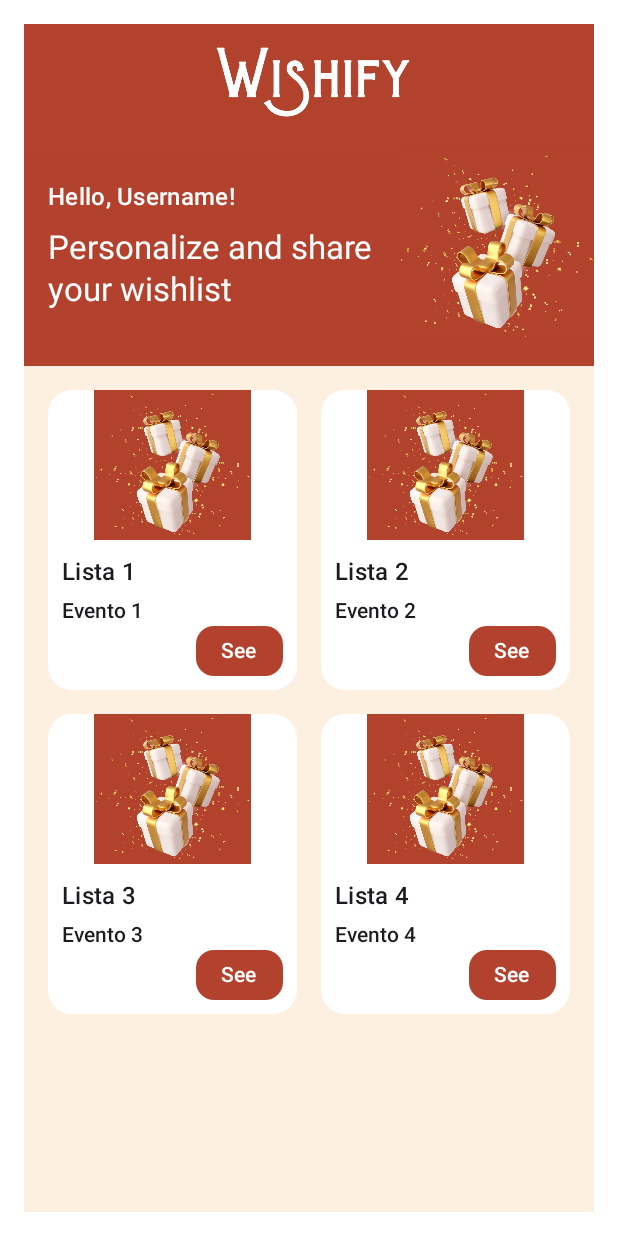
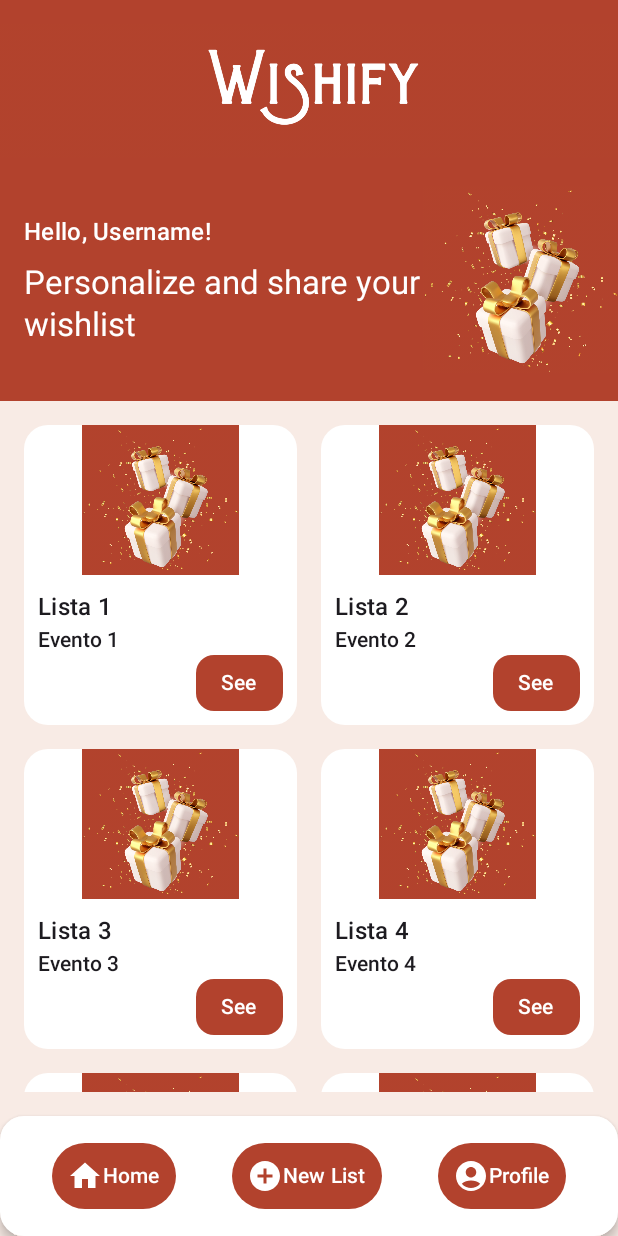
Before and after one commit to AleWWH1104/Proyecto_PPM, an Android app built with Jetpack Compose: the @Preview function MainLists, on a phone screen of 412 x 824 dp. Run offline under Robolectric (Android 15) with nearby library versions, the phone set to English and light mode, and no system bars.

Commit message:
pantalla de inicio y navBar

```diff
--- /dev/null
+++ b/app/src/main/java/com/wishify/proyecto_ppm/navigation/AppBar.kt
@@ -0,0 +1,62 @@
+package com.wishify.proyecto_ppm.navigation
+import androidx.compose.foundation.background
+import androidx.compose.foundation.layout.*
+import androidx.compose.foundation.shape.RoundedCornerShape
+import androidx.compose.material.icons.Icons
+import androidx.compose.material.icons.filled.*
+import androidx.compose.material3.*
+import androidx.compose.runtime.Composable
+import androidx.compose.ui.Alignment
+import androidx.compose.ui.Modifier
+import androidx.compose.ui.res.stringResource
+import androidx.compose.ui.tooling.preview.Preview
+import androidx.compose.ui.graphics.Color
+import com.wishify.proyecto_ppm.R
+import androidx.compose.ui.unit.dp
+import androidx.navigation.NavController
+import com.wishify.proyecto_ppm.ui.theme.AppTheme
+
+@Preview(showBackground = true)
+@Composable
+fun AppBar(){
+    Card(
+        shape = RoundedCornerShape(16.dp),
+        modifier = Modifier
+            .fillMaxWidth(),
+        elevation = CardDefaults.cardElevation(4.dp),
+        colors = CardDefaults.cardColors(containerColor = Color.White)
+    ) {
+        Row(
+            modifier = Modifier
+                .fillMaxWidth()
+                .padding(16.dp),
+            verticalAlignment = Alignment.CenterVertically,
+            horizontalArrangement = Arrangement.SpaceAround
+        ){
+            Button(
+                onClick = { /*TODO*/ },
+                colors = ButtonDefaults.buttonColors(Color(0xFFb2422d)),
+                contentPadding = PaddingValues(10.dp)
+            ) {
+                Icon(imageVector = Icons.Filled.Home, contentDescription = "")
+                Text(text=  stringResource(id = R.string.home), color = Color.White)
+            }
+            Button(
+                onClick = { /*TODO*/ },
+                contentPadding = PaddingValues(10.dp),
+                colors = ButtonDefaults.buttonColors(Color(0xFFb2422d))
+            ) {
+                Icon(imageVector = Icons.Filled.AddCircle, contentDescription = "")
+                Text(text=  stringResource(id = R.string.newList), color = Color.White)
+            }
+            Button(
+                onClick = { /*TODO*/ },
+                contentPadding = PaddingValues(10.dp),
+                colors = ButtonDefaults.buttonColors(Color(0xFFb2422d))
+            ){
+                Icon(imageVector = Icons.Filled.AccountCircle, contentDescription = "")
+                Text(text=  stringResource(id = R.string.profile), color = Color.White)
+            }
+        }
+    }
+}
--- a/app/src/main/java/com/wishify/proyecto_ppm/ui/wishLists/view/MainLists_Screen.kt
+++ b/app/src/main/java/com/wishify/proyecto_ppm/ui/wishLists/view/MainLists_Screen.kt
@@ -15,10 +15,12 @@ import androidx.compose.foundation.lazy.grid.items
 import androidx.compose.ui.Alignment
 import androidx.compose.ui.graphics.Color
 import androidx.compose.ui.res.painterResource
+import androidx.compose.ui.res.stringResource
 import androidx.compose.ui.text.style.TextAlign
 import com.wishify.proyecto_ppm.R
 import androidx.compose.ui.tooling.preview.Preview
 import androidx.compose.ui.unit.sp
+import com.wishify.proyecto_ppm.navigation.AppBar
 
 @Preview(showBackground = true)
 @Composable
@@ -27,24 +29,33 @@ fun MainLists() {
         Pair("Lista 1", "Evento 1"),
         Pair("Lista 2", "Evento 2"),
         Pair("Lista 3", "Evento 3"),
-        Pair("Lista 4", "Evento 4"),
+        Pair("Lista 4", "Evento 4") ,
+        Pair("Lista 1", "Evento 1"),
+        Pair("Lista 2", "Evento 2"),
+        Pair("Lista 3", "Evento 3"),
+        Pair("Lista 4", "Evento 4")
     )
+
+    Scaffold(
+        bottomBar = { AppBar() }
+    ) { paddingValues ->
         Column(
             modifier = Modifier
-            .padding(16.dp)
-            .background(Color(0xFFfef0e1)),
-        horizontalAlignment = Alignment.CenterHorizontally
+                .fillMaxSize()
+                .background(Color(0xFFf8ebe5))
+                .padding(paddingValues)
         ) {
             Column(
                 modifier = Modifier
                     .fillMaxWidth()
                     .background(Color(0xFFb2422d))
-        ){
+            ) {
                 Image(
                     painter = painterResource(id = R.drawable.logo),
                     contentDescription = "logo",
                     modifier = Modifier
                         .fillMaxWidth()
+                        .padding(vertical = 16.dp)
                 )
                 Row(
                     modifier = Modifier
@@ -64,7 +75,7 @@ fun MainLists() {
                             modifier = Modifier.padding(bottom = 8.dp)
                         )
                         Text(
-                        text = "Personalize and share your wishlist",
+                            text = stringResource(id = R.string.slogan),
                             style = MaterialTheme.typography.titleLarge,
                             color = Color.White
                         )
@@ -77,10 +88,13 @@ fun MainLists() {
                     )
                 }
             }
+
+            // Lista de tarjetas (usando LazyVerticalGrid)
             LazyVerticalGrid(
-            columns = GridCells.Fixed(2),  // 2 columnas
-            modifier = Modifier.fillMaxSize(),
-            contentPadding = PaddingValues(16.dp),
+                columns = GridCells.Fixed(2),
+                modifier = Modifier
+                    .fillMaxWidth()
+                    .padding(16.dp),  // Espaciado externo
                 verticalArrangement = Arrangement.spacedBy(16.dp),
                 horizontalArrangement = Arrangement.spacedBy(16.dp)
             ) {
@@ -88,10 +102,9 @@ fun MainLists() {
                     ListCard(nameList = item.first, event = item.second)
                 }
             }
-
         }
     }
-
+}
 @Composable
 fun ListCard(nameList: String, event: String) {
     Card(
@@ -121,7 +134,6 @@ fun ListCard(nameList: String, event: String) {
                 Text(
                     text = nameList,
                     style = MaterialTheme.typography.titleMedium,
-                    modifier = Modifier.padding(bottom = 4.dp)
                 )
                 Text(
                     text = event,
@@ -135,7 +147,7 @@ fun ListCard(nameList: String, event: String) {
                     contentPadding = PaddingValues(0.dp),
                     shape = RoundedCornerShape(12.dp)
                 ) {
-                    Text(text = "See")
+                    Text(text = stringResource(id = R.string.seeBtn), color= Color.White)
                 }
             }
         }
--- a/app/src/main/res/values/stringsENG.xml
+++ b/app/src/main/res/values/strings.xml
@@ -21,4 +21,6 @@
     <string name="addBtn">Add</string>
     <string name="seeBtn">See</string>
     <string name="deleteBtn">Delete</string>
+
+
 </resources>
```
Also changed, not shown: app/src/main/AndroidManifest.xml (+2 -7 lines), app/src/main/java/com/wishify/proyecto_ppm/MainActivity.kt (+7 -18 lines), app/src/main/java/com/wishify/proyecto_ppm/ui/theme/Color.kt (+6 -6 lines), app/src/main/java/com/wishify/proyecto_ppm/ui/theme/Theme.kt (+7 -17 lines), app/src/main/java/com/wishify/proyecto_ppm/ui/wishLists/view/AddList_Screen.kt (+7 -0 lines), app/src/main/res/values/dimens.xml (added, +12 -0 lines), 2 other files. Lines whose indentation alone changed are shown as unchanged.
